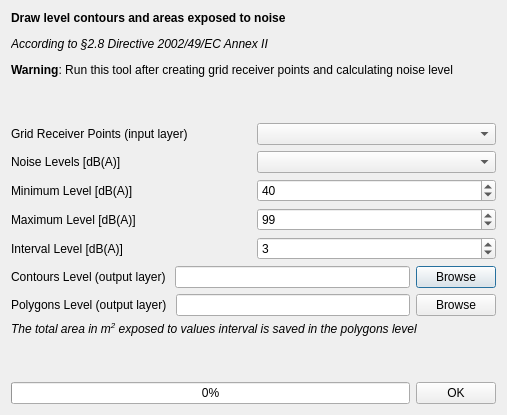
pierluigiderosa/openoise, file tools/ui_ContoursLevel.ui: the form before one commit.
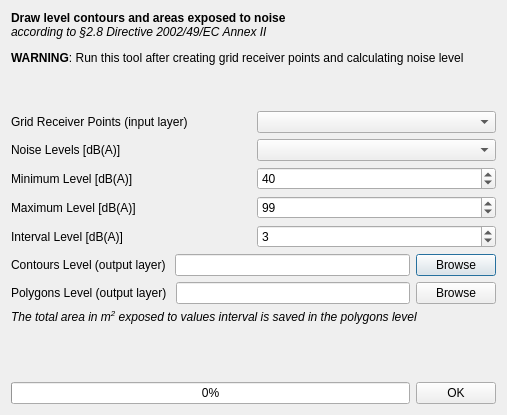
The form after the commit. Custom widgets are drawn as their Qt base class.

```diff
--- a/tools/ui_ContoursLevel.ui
+++ b/tools/ui_ContoursLevel.ui
@@ -17,7 +17,7 @@
    <item>
     <widget class="QLabel" name="label_14">
      <property name="text">
-      <string>&lt;html&gt;&lt;head/&gt;&lt;body&gt;&lt;p&gt;&lt;span style=&quot; font-weight:600;&quot;&gt;Draw  level contours and areas exposed to noise&lt;/span&gt;&lt;/p&gt;&lt;p&gt;&lt;span style=&quot; font-style:italic;&quot;&gt;According to §2.8 Directive 2002/49/EC Annex II &lt;/span&gt;&lt;/p&gt;&lt;p&gt;&lt;span style=&quot; font-weight:600;&quot;&gt;Warning&lt;/span&gt;: Run this tool after creating grid receiver points and calculating noise level&lt;/p&gt;&lt;p&gt;&lt;br/&gt;&lt;/p&gt;&lt;/body&gt;&lt;/html&gt;</string>
+      <string>&lt;html&gt;&lt;head/&gt;&lt;body&gt;&lt;p&gt;&lt;span style=&quot; font-weight:600;&quot;&gt;Draw level contours and areas exposed to noise&lt;br/&gt;&lt;/span&gt;&lt;span style=&quot; font-style:italic;&quot;&gt;according to §2.8 Directive 2002/49/EC Annex II &lt;/span&gt;&lt;/p&gt;&lt;p&gt;&lt;span style=&quot; font-weight:600;&quot;&gt;WARNING&lt;/span&gt;: Run this tool after creating grid receiver points and calculating noise level&lt;/p&gt;&lt;p&gt;&lt;br/&gt;&lt;/p&gt;&lt;/body&gt;&lt;/html&gt;</string>
      </property>
     </widget>
    </item>
```
